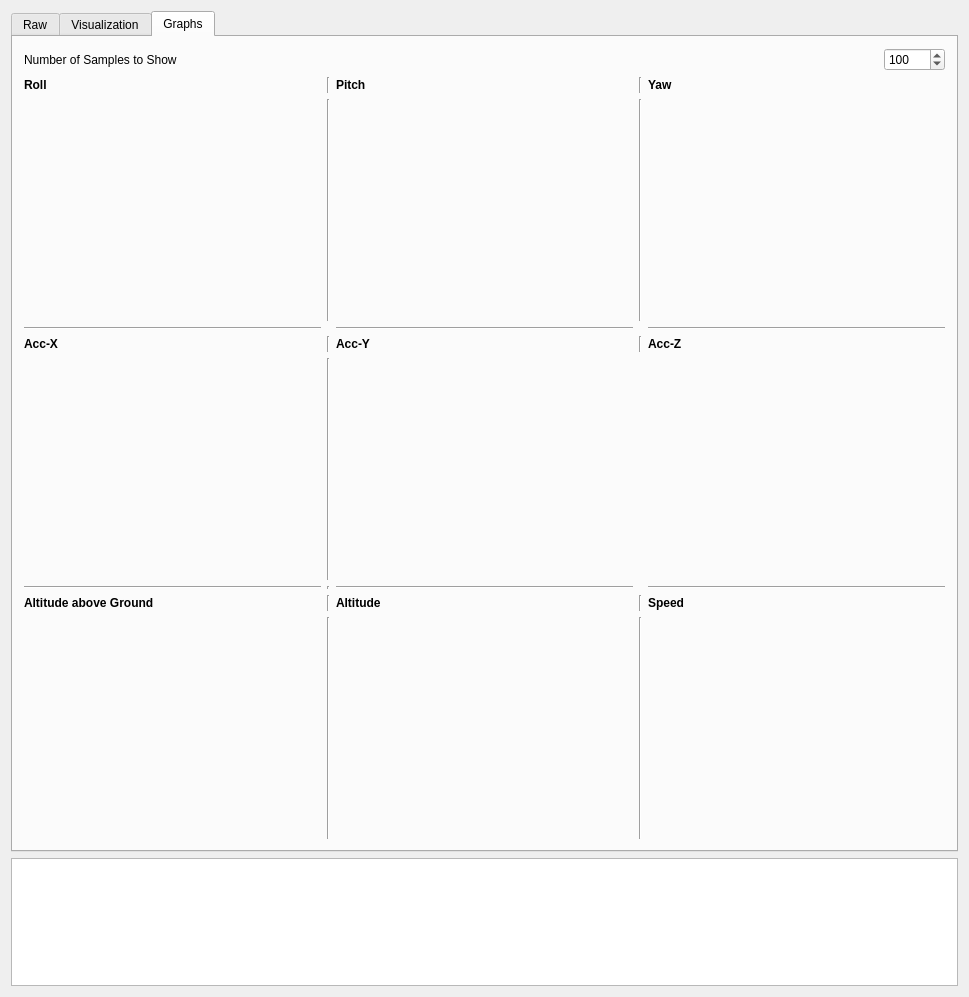
ToolboxPlane/util, file Ground Station/mainwindow.ui: the form before one commit.
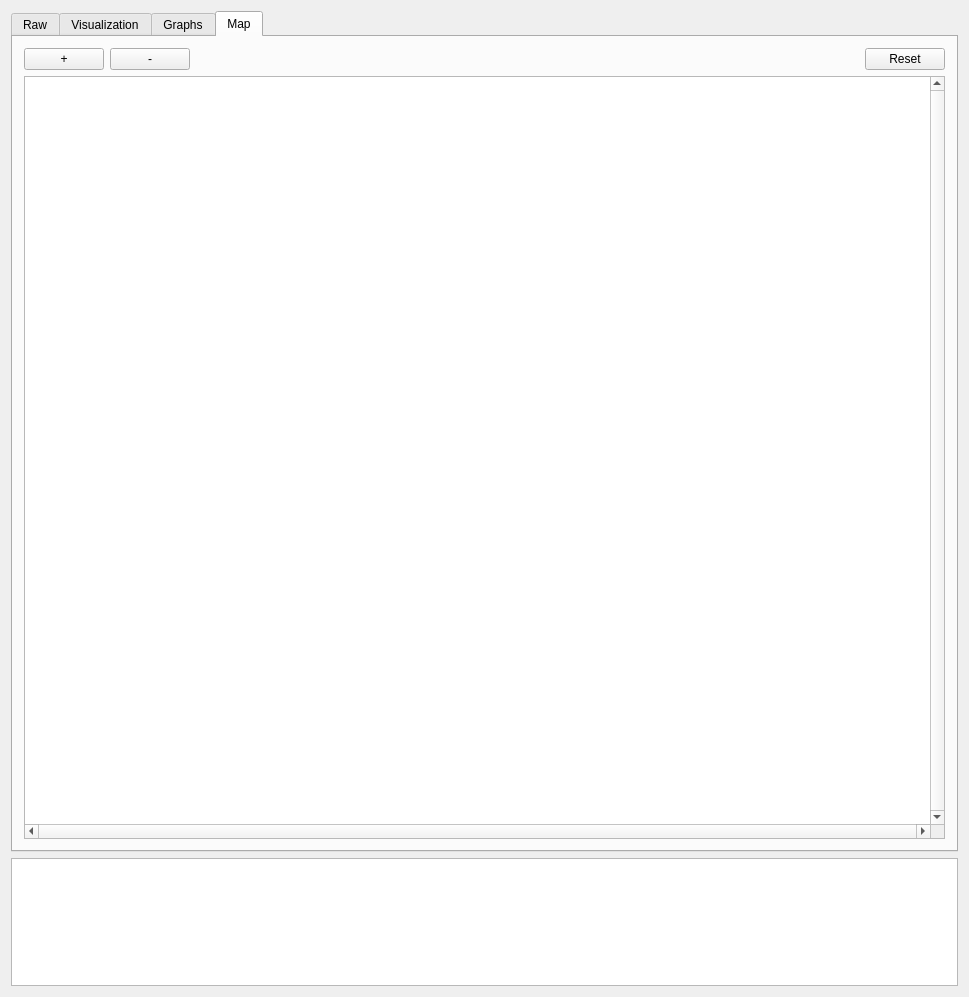
The form after the commit.

Commit message: Map view, theme

What changed in the file:
```diff
--- a/Ground Station/mainwindow.ui
+++ b/Ground Station/mainwindow.ui
@@ -16,9 +16,18 @@
   <widget class="QWidget" name="centralWidget">
    <layout class="QVBoxLayout" name="verticalLayout">
     <item>
-     <widget class="QTabWidget" name="tabWidget">
+     <widget class="QTabWidget" name="tabRaw">
+      <property name="tabPosition">
+       <enum>QTabWidget::North</enum>
+      </property>
+      <property name="tabShape">
+       <enum>QTabWidget::Rounded</enum>
+      </property>
       <property name="currentIndex">
-       <number>2</number>
+       <number>3</number>
+      </property>
+      <property name="usesScrollButtons">
+       <bool>false</bool>
       </property>
       <widget class="QWidget" name="tab">
        <attribute name="title">
@@ -1659,26 +1668,22 @@
        <layout class="QVBoxLayout" name="verticalLayout_3">
         <item>
          <layout class="QHBoxLayout" name="horizontalLayout_3">
+          <property name="sizeConstraint">
+           <enum>QLayout::SetDefaultConstraint</enum>
+          </property>
           <item>
            <widget class="QLabel" name="label_65">
+            <property name="maximumSize">
+             <size>
+              <width>16777215</width>
+              <height>16</height>
+             </size>
+            </property>
             <property name="text">
              <string>Number of Samples to Show</string>
             </property>
            </widget>
           </item>
-          <item>
-           <spacer name="horizontalSpacer_4">
-            <property name="orientation">
-             <enum>Qt::Horizontal</enum>
-            </property>
-            <property name="sizeHint" stdset="0">
-             <size>
-              <width>40</width>
-              <height>20</height>
-             </size>
-            </property>
-           </spacer>
-          </item>
           <item>
            <widget class="QSpinBox" name="spinBox">
             <property name="minimum">
@@ -1692,6 +1697,26 @@
             </property>
            </widget>
           </item>
+          <item>
+           <spacer name="horizontalSpacer">
+            <property name="orientation">
+             <enum>Qt::Horizontal</enum>
+            </property>
+            <property name="sizeHint" stdset="0">
+             <size>
+              <width>40</width>
+              <height>20</height>
+             </size>
+            </property>
+           </spacer>
+          </item>
+          <item>
+           <widget class="QPushButton" name="buttonClear">
+            <property name="text">
+             <string>Clear</string>
+            </property>
+           </widget>
+          </item>
          </layout>
         </item>
         <item>
@@ -1985,6 +2010,67 @@
         </item>
        </layout>
       </widget>
+      <widget class="QWidget" name="tabMap">
+       <attribute name="title">
+        <string>Map</string>
+       </attribute>
+       <layout class="QGridLayout" name="gridLayout_3">
+        <item row="1" column="0">
+         <widget class="QGraphicsView" name="viewMap">
+          <property name="verticalScrollBarPolicy">
+           <enum>Qt::ScrollBarAlwaysOn</enum>
+          </property>
+          <property name="horizontalScrollBarPolicy">
+           <enum>Qt::ScrollBarAlwaysOn</enum>
+          </property>
+         </widget>
+        </item>
+        <item row="0" column="0">
+         <layout class="QHBoxLayout" name="horizontalLayout">
+          <item>
+           <widget class="QPushButton" name="buttonPlus">
+            <property name="sizePolicy">
+             <sizepolicy hsizetype="Minimum" vsizetype="Minimum">
+              <horstretch>0</horstretch>
+              <verstretch>0</verstretch>
+             </sizepolicy>
+            </property>
+            <property name="text">
+             <string>+</string>
+            </property>
+           </widget>
+          </item>
+          <item>
+           <widget class="QPushButton" name="buttonMinus">
+            <property name="text">
+             <string>-</string>
+            </property>
+           </widget>
+          </item>
+          <item>
+           <spacer name="horizontalSpacer_4">
+            <property name="orientation">
+             <enum>Qt::Horizontal</enum>
+            </property>
+            <property name="sizeHint" stdset="0">
+             <size>
+              <width>40</width>
+              <height>20</height>
+             </size>
+            </property>
+           </spacer>
+          </item>
+          <item>
+           <widget class="QPushButton" name="buttonReset">
+            <property name="text">
+             <string>Reset</string>
+            </property>
+           </widget>
+          </item>
+         </layout>
+        </item>
+       </layout>
+      </widget>
      </widget>
     </item>
     <item>
```
Left out of the diff: 8 changed lines with no effect on the pictures. The commit also changes 6 other files.
